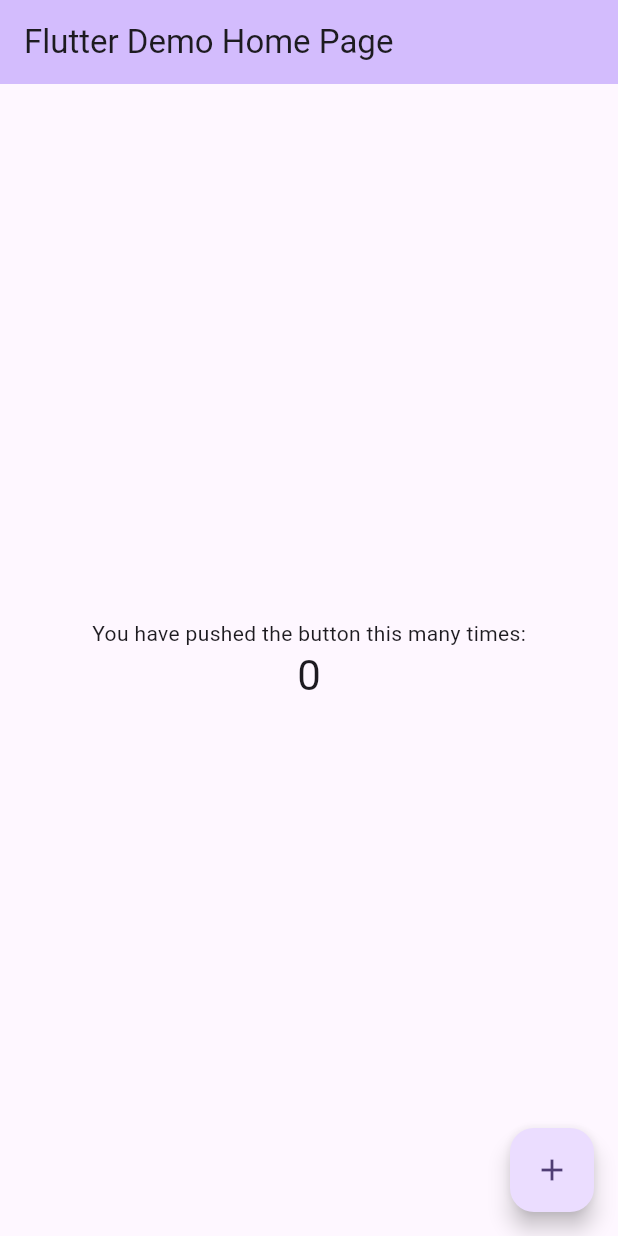
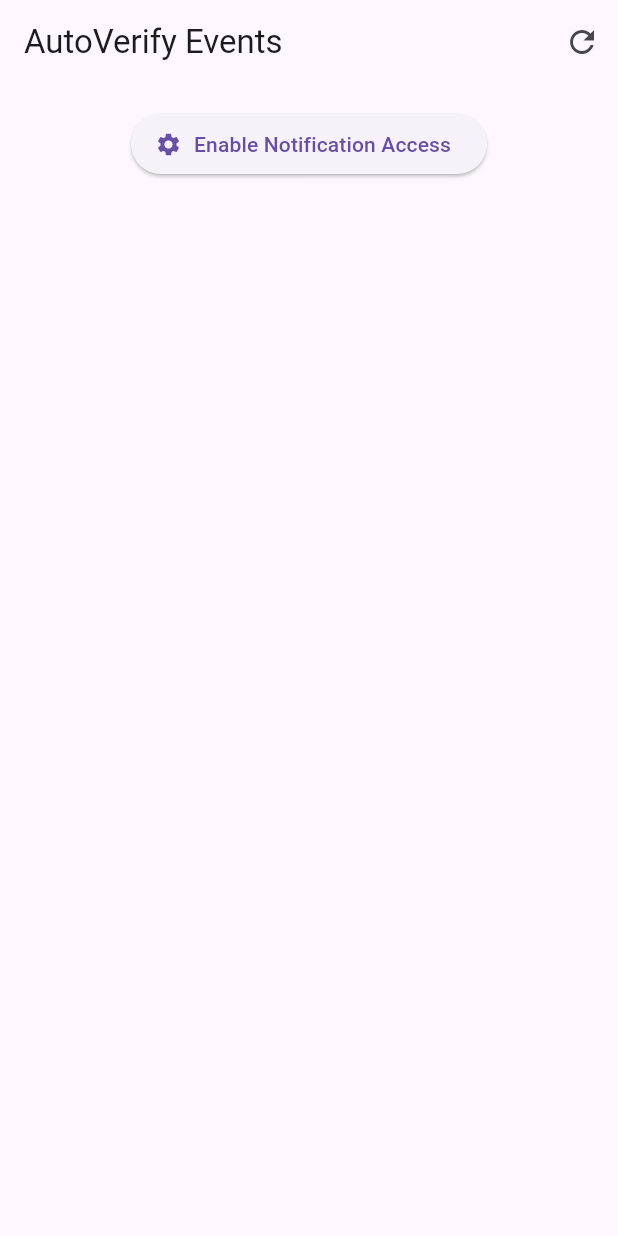
Before and after one commit to could-ai/019ae3bc-47e2-7120-bce2-79b82933c25c, a Flutter app: the screen it shows after launch, on a phone screen of 412 x 824 dp. Run offline on Flutter 3.47's test engine with Material 3 defaults, Android fonts, the phone set to English and light mode, and no system bars; our stand-ins replace dio, logger, permission_handler, sqflite; missing offline and left inert: flutter_notification_listener, telephony, workmanager; accounts and stored records are empty.

Commit message:
Created ApiService for secure HTTPS uploads with HMAC-SHA256 signing.; Implemented DatabaseHelper using Sqflite for local storage of PaymentEvents with duplicate prevention.; Created PaymentEvent model class.; Implemented PaymentParser with Regex logic for Bkash, Nagad, and Rocket.; Implemented background services: Workmanager callbackDispatcher, SMS receiver handler, and Notification listener handler.; Implemented MainActivity UI with permission handling, event list display, and listener initialization.; Updated AndroidManifest.xml with SMS and Notification Listener permissions and service registration.; Updated android/app/build.gradle with minSdkVersion 21, minifyEnabled true, and placeholder signing config.; Created proguard-rules.pro with basic rules for Flutter and plugins.

```diff
--- a/usr/lib/main.dart
+++ b/usr/lib/main.dart
@@ -1,123 +1,154 @@
 import 'package:flutter/material.dart';
+import 'package:provider/provider.dart';
+import 'package:permission_handler/permission_handler.dart';
+import 'package:workmanager/workmanager.dart';
+import 'package:telephony/telephony.dart';
+import 'package:flutter_notification_listener/flutter_notification_listener.dart';
+import 'data/database_helper.dart';
+import 'models/payment_event.dart';
+import 'services/background_service.dart';
 
-void main() {
+void main() async {
+  WidgetsFlutterBinding.ensureInitialized();
+
+  // Initialize WorkManager
+  await Workmanager().initialize(
+    callbackDispatcher,
+    isInDebugMode: true, // Set to false in production
+  );
+
   runApp(const MyApp());
 }
 
 class MyApp extends StatelessWidget {
   const MyApp({super.key});
 
-  // This widget is the root of your application.
   @override
   Widget build(BuildContext context) {
     return MaterialApp(
-      title: 'Flutter Demo',
-      debugShowCheckedModeBanner: false,
+      title: 'AutoVerify',
       theme: ThemeData(
-        // This is the theme of your application.
-        //
-        // TRY THIS: Try running your application with "flutter run". You'll see
-        // the application has a purple toolbar. Then, without quitting the app,
-        // try changing the seedColor in the colorScheme below to Colors.green
-        // and then invoke "hot reload" (save your changes or press the "hot
-        // reload" button in a Flutter-supported IDE, or press "r" if you used
-        // the command line to start the app).
-        //
-        // Notice that the counter didn't reset back to zero; the application
-        // state is not lost during the reload. To reset the state, use hot
-        // restart instead.
-        //
-        // This works for code too, not just values: Most code changes can be
-        // tested with just a hot reload.
-        colorScheme: ColorScheme.fromSeed(seedColor: Colors.deepPurple),
+        primarySwatch: Colors.blue,
+        useMaterial3: true,
       ),
       initialRoute: '/',
       routes: {
-        '/': (context) => const MyHomePage(title: 'Flutter Demo Home Page'),
+        '/': (context) => const HomeScreen(),
       },
     );
   }
 }
 
-class MyHomePage extends StatefulWidget {
-  const MyHomePage({super.key, required this.title});
-
-  // This widget is the home page of your application. It is stateful, meaning
-  // that it has a State object (defined below) that contains fields that affect
-  // how it looks.
-
-  // This class is the configuration for the state. It holds the values (in this
-  // case the title) provided by the parent (in this case the App widget) and
-  // used by the build method of the State. Fields in a Widget subclass are
-  // always marked "final".
-
-  final String title;
+class HomeScreen extends StatefulWidget {
+  const HomeScreen({super.key});
 
   @override
-  State<MyHomePage> createState() => _MyHomePageState();
+  State<HomeScreen> createState() => _HomeScreenState();
 }
 
-class _MyHomePageState extends State<MyHomePage> {
-  int _counter = 0;
+class _HomeScreenState extends State<HomeScreen> {
+  final Telephony telephony = Telephony.instance;
+  List<PaymentEvent> _events = [];
+  bool _isLoading = true;
 
-  void _incrementCounter() {
+  @override
+  void initState() {
+    super.initState();
+    _loadEvents();
+    _requestPermissions();
+    _initListeners();
+  }
+
+  Future<void> _loadEvents() async {
+    final events = await DatabaseHelper.instance.getAllEvents();
     setState(() {
-      // This call to setState tells the Flutter framework that something has
-      // changed in this State, which causes it to rerun the build method below
-      // so that the display can reflect the updated values. If we changed
-      // _counter without calling setState(), then the build method would not be
-      // called again, and so nothing would appear to happen.
-      _counter++;
+      _events = events;
+      _isLoading = false;
     });
+  }
+
+  Future<void> _requestPermissions() async {
+    await [
+      Permission.sms,
+      Permission.notification,
+    ].request();
+  }
+
+  Future<void> _initListeners() async {
+    // SMS Listener
+    telephony.listenIncomingSms(
+      onNewMessage: (SmsMessage message) {
+        // Foreground handler
+        onSmsReceived(message);
+        _loadEvents(); // Refresh UI
+      },
+      onBackgroundMessage: onSmsReceived,
+    );
+
+    // Notification Listener
+    try {
+      final bool? isPermissionGranted = await FlutterNotificationListener.isPermissionGranted;
+      if (isPermissionGranted != true) {
+        // We can't force this, user must enable it manually via settings
+        debugPrint("Notification Listener permission not granted");
+      } else {
+        FlutterNotificationListener.registerGlobalServiceCallback(onNotificationReceived);
+      }
+    } catch (e) {
+      debugPrint("Error initializing notification listener: $e");
+    }
+  }
+
+  Future<void> _openNotificationSettings() async {
+    await FlutterNotificationListener.openPermissionSettings();
   }
 
   @override
   Widget build(BuildContext context) {
-    // This method is rerun every time setState is called, for instance as done
-    // by the _incrementCounter method above.
-    //
-    // The Flutter framework has been optimized to make rerunning build methods
-    // fast, so that you can just rebuild anything that needs updating rather
-    // than having to individually change instances of widgets.
     return Scaffold(
       appBar: AppBar(
-        // TRY THIS: Try changing the color here to a specific color (to
-        // Colors.amber, perhaps?) and trigger a hot reload to see the AppBar
-        // change color while the other colors stay the same.
-        backgroundColor: Theme.of(context).colorScheme.inversePrimary,
-        // Here we take the value from the MyHomePage object that was created by
-        // the App.build method, and use it to set our appbar title.
-        title: Text(widget.title),
+        title: const Text('AutoVerify Events'),
+        actions: [
+          IconButton(
+            icon: const Icon(Icons.refresh),
+            onPressed: _loadEvents,
+          )
+        ],
       ),
-      body: Center(
-        // Center is a layout widget. It takes a single child and positions it
-        // in the middle of the parent.
-        child: Column(
-          // Column is also a layout widget. It takes a list of children and
-          // arranges them vertically. By default, it sizes itself to fit its
-          // children horizontally, and tries to be as tall as its parent.
-          //
-          // Column has various properties to control how it sizes itself and
-          // how it positions its children. Here we use mainAxisAlignment to
-          // center the children vertically; the main axis here is the vertical
-          // axis because Columns are vertical (the cross axis would be
-          // horizontal).
-          //
-          // TRY THIS: Invoke "debug painting" (choose the "Toggle Debug Paint"
-          // action in the IDE, or press "p" in the console), to see the
-          // wireframe for each widget.
-          mainAxisAlignment: MainAxisAlignment.center,
-          children: <Widget>[
-            const Text('You have pushed the button this many times:'),
-            Text('$_counter', style: Theme.of(context).textTheme.headlineMedium),
-          ],
-        ),
+      body: Column(
+        children: [
+          Padding(
+            padding: const EdgeInsets.all(16.0),
+            child: ElevatedButton.icon(
+              onPressed: _openNotificationSettings,
+              icon: const Icon(Icons.settings),
+              label: const Text('Enable Notification Access'),
+            ),
+          ),
+          Expanded(
+            child: _isLoading
+                ? const Center(child: CircularProgressIndicator())
+                : ListView.builder(
+                    itemCount: _events.length,
+                    itemBuilder: (context, index) {
+                      final event = _events[index];
+                      return ListTile(
+                        leading: Icon(
+                          event.provider == 'bkash' ? Icons.payment :
+                          event.provider == 'nagad' ? Icons.account_balance_wallet :
+                          Icons.message,
+                          color: event.status == 'uploaded' ? Colors.green : Colors.orange,
+                        ),
+                        title: Text('${event.provider.toUpperCase()} - ${event.parsedAmount ?? "N/A"}'),
+                        subtitle: Text('Trx: ${event.parsedTrx ?? "N/A"}\n${event.sender}'),
+                        trailing: Text(event.status),
+                        isThreeLine: true,
+                      );
+                    },
+                  ),
+          ),
+        ],
       ),
-      floatingActionButton: FloatingActionButton(
-        onPressed: _incrementCounter,
-        tooltip: 'Increment',
-        child: const Icon(Icons.add),
-      ), // This trailing comma makes auto-formatting nicer for build methods.
     );
   }
 }
--- /dev/null
+++ b/usr/lib/models/payment_event.dart
@@ -0,0 +1,51 @@
+class PaymentEvent {
+  final String id;
+  final String provider;
+  final String rawText;
+  final String sender;
+  final double? parsedAmount;
+  final String? parsedTrx;
+  final String? parsedPhone;
+  final int timestamp;
+  final String status; // 'pending', 'uploaded', 'failed'
+
+  PaymentEvent({
+    required this.id,
+    required this.provider,
+    required this.rawText,
+    required this.sender,
+    this.parsedAmount,
+    this.parsedTrx,
+    this.parsedPhone,
+    required this.timestamp,
+    this.status = 'pending',
+  });
+
+  Map<String, dynamic> toJson() {
+    return {
+      'id': id,
+      'provider': provider,
+      'rawText': rawText,
+      'sender': sender,
+      'parsedAmount': parsedAmount,
+      'parsedTrx': parsedTrx,
+      'parsedPhone': parsedPhone,
+      'timestamp': timestamp,
+      'status': status,
+    };
+  }
+
+  factory PaymentEvent.fromJson(Map<String, dynamic> json) {
+    return PaymentEvent(
+      id: json['id'],
+      provider: json['provider'],
+      rawText: json['rawText'],
+      sender: json['sender'],
+      parsedAmount: json['parsedAmount'] != null ? (json['parsedAmount'] as num).toDouble() : null,
+      parsedTrx: json['parsedTrx'],
+      parsedPhone: json['parsedPhone'],
+      timestamp: json['timestamp'],
+      status: json['status'],
+    );
+  }
+}
```
Also changed, not shown: usr/lib/data/database_helper.dart (added, +96 -0 lines), usr/lib/services/api_service.dart (added, +64 -0 lines), usr/lib/services/background_service.dart (added, +88 -0 lines), usr/lib/utils/payment_parser.dart (added, +66 -0 lines), 3 other files.
